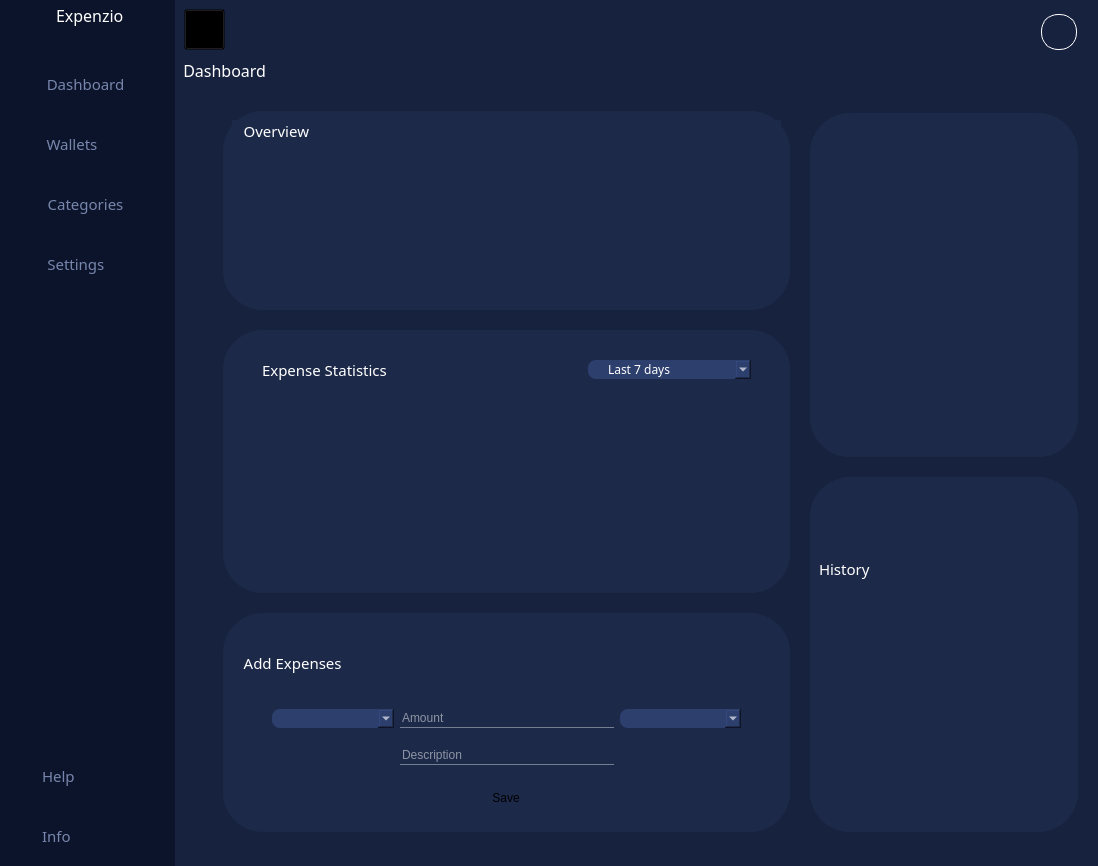
v4sud3v/MINI-PROJECT, file HOMEWINDOW6.ui: the form before one commit.
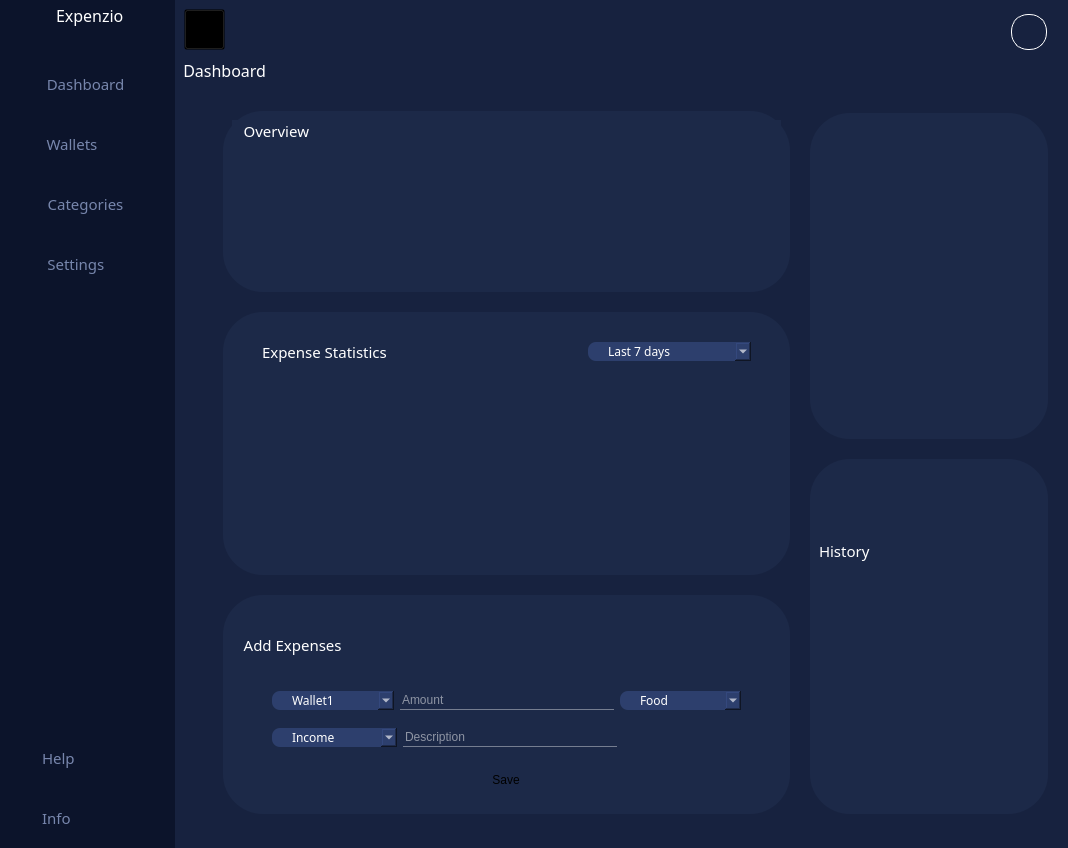
The form after the commit. The open tabs and pages were chosen to show the change. Icons and pictures are not drawn.

The edit to the form file:
```diff
--- a/HOMEWINDOW6.ui
+++ b/HOMEWINDOW6.ui
@@ -6,8 +6,8 @@
    <rect>
     <x>0</x>
     <y>0</y>
-    <width>1098</width>
-    <height>866</height>
+    <width>1068</width>
+    <height>848</height>
    </rect>
   </property>
   <property name="font">
@@ -1155,10 +1155,10 @@
                              <bool>false</bool>
                             </property>
                             <property name="currentText">
-                             <string/>
+                             <string>Wallet1</string>
                             </property>
                             <property name="currentIndex">
-                             <number>-1</number>
+                             <number>0</number>
                             </property>
                             <property name="iconSize">
                              <size>
@@ -1168,7 +1168,7 @@
                             </property>
                             <item>
                              <property name="text">
-                              <string>Item1</string>
+                              <string>Wallet1</string>
                              </property>
                             </item>
                             <item>
@@ -1264,7 +1264,7 @@
                              <bool>false</bool>
                             </property>
                             <property name="currentIndex">
-                             <number>-1</number>
+                             <number>0</number>
                             </property>
                             <property name="iconSize">
                              <size>
@@ -1274,7 +1274,7 @@
                             </property>
                             <item>
                              <property name="text">
-                              <string>Item1</string>
+                              <string>Food</string>
                              </property>
                             </item>
                             <item>
@@ -1292,20 +1292,88 @@
                            <number>6</number>
                           </property>
                           <item>
-                           <spacer name="horizontalSpacer_5">
-                            <property name="orientation">
-                             <enum>Qt::Horizontal</enum>
+                           <widget class="QComboBox" name="group_1">
+                            <property name="sizePolicy">
+                             <sizepolicy hsizetype="Expanding" vsizetype="Maximum">
+                              <horstretch>0</horstretch>
+                              <verstretch>0</verstretch>
+                             </sizepolicy>
                             </property>
-                            <property name="sizeType">
-                             <enum>QSizePolicy::Expanding</enum>
-                            </property>
-                            <property name="sizeHint" stdset="0">
+                            <property name="minimumSize">
                              <size>
                               <width>112</width>
+                              <height>4</height>
+                             </size>
+                            </property>
+                            <property name="maximumSize">
+                             <size>
+                              <width>16777215</width>
+                              <height>16777215</height>
+                             </size>
+                            </property>
+                            <property name="sizeIncrement">
+                             <size>
+                              <width>0</width>
+                              <height>0</height>
+                             </size>
+                            </property>
+                            <property name="font">
+                             <font>
+                              <family>Century Gothic</family>
+                              <pointsize>9</pointsize>
+                              <weight>50</weight>
+                              <italic>false</italic>
+                              <bold>false</bold>
+                             </font>
+                            </property>
+                            <property name="layoutDirection">
+                             <enum>Qt::LeftToRight</enum>
+                            </property>
+                            <property name="styleSheet">
+                             <string notr="true">*{color:#fff;
+background-color: rgb(45, 63, 109);
+border-radius:8px;}
+QComboBox{
+	padding-left: 20px;
+
+}
+QComboBox::drop-down {
+	
+	image: url(:/icon/icons/chevron-down.svg);
+    width: 16px;
+    height: 16px;
+	border: none;
+	padding: 3px
+}
+
+</string>
+                            </property>
+                            <property name="editable">
+                             <bool>false</bool>
+                            </property>
+                            <property name="currentText">
+                             <string>Income</string>
+                            </property>
+                            <property name="currentIndex">
+                             <number>0</number>
+                            </property>
+                            <property name="iconSize">
+                             <size>
+                              <width>20</width>
                               <height>20</height>
                              </size>
                             </property>
-                           </spacer>
+                            <item>
+                             <property name="text">
+                              <string>Income</string>
+                             </property>
+                            </item>
+                            <item>
+                             <property name="text">
+                              <string>Expense</string>
+                             </property>
+                            </item>
+                           </widget>
                           </item>
                           <item>
                            <widget class="QLineEdit" name="description">
```
Left out of the diff: 31 changed lines with no effect on the pictures.
